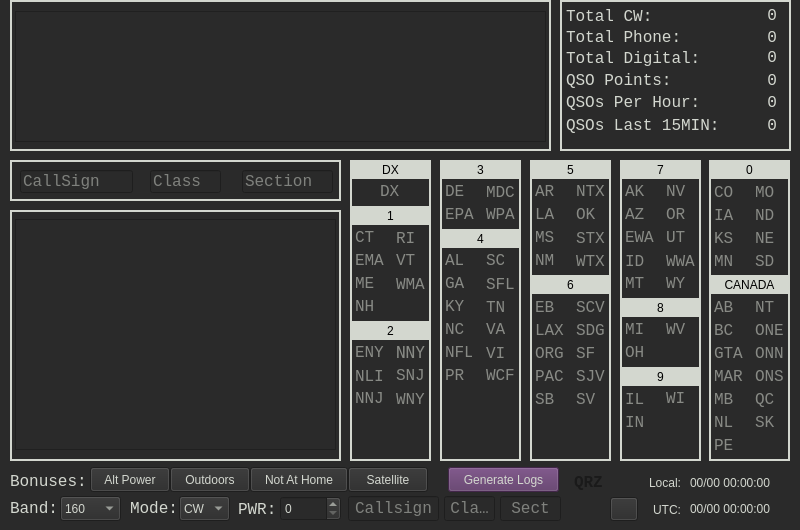
mbridak/WinterFieldDayLogger, file main.ui: the form before one commit.
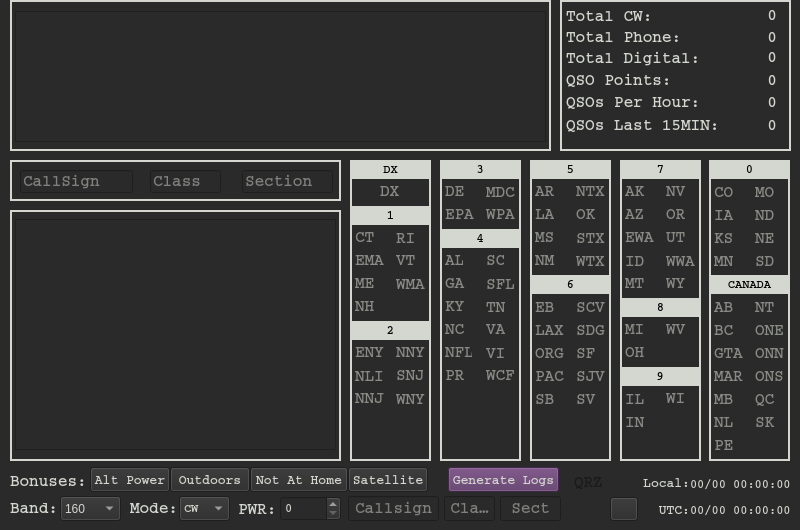
The form after the commit. Icons and pictures are not drawn.

Commit message: Changed Font to Courier since Windows Monospace fallback sucked.

```diff
--- a/main.ui
+++ b/main.ui
@@ -12,7 +12,7 @@
   </property>
   <property name="font">
    <font>
-    <family>Monospace</family>
+    <family>Courier</family>
     <pointsize>12</pointsize>
    </font>
   </property>
@@ -63,8 +63,11 @@
      </property>
      <property name="font">
       <font>
-       <family>Monospace</family>
+       <family>Courier</family>
        <pointsize>12</pointsize>
+       <weight>75</weight>
+       <bold>true</bold>
+       <kerning>true</kerning>
       </font>
      </property>
      <property name="text">
@@ -82,8 +85,10 @@
      </property>
      <property name="font">
       <font>
-       <family>Monospace</family>
+       <family>Courier</family>
        <pointsize>12</pointsize>
+       <weight>75</weight>
+       <bold>true</bold>
       </font>
      </property>
      <property name="text">
@@ -101,8 +106,10 @@
      </property>
      <property name="font">
       <font>
-       <family>Monospace</family>
+       <family>Courier</family>
        <pointsize>12</pointsize>
+       <weight>75</weight>
+       <bold>true</bold>
       </font>
      </property>
      <property name="text">
@@ -120,8 +127,10 @@
      </property>
      <property name="font">
       <font>
-       <family>Monospace</family>
+       <family>Courier</family>
        <pointsize>12</pointsize>
+       <weight>75</weight>
+       <bold>true</bold>
       </font>
      </property>
      <property name="text">
@@ -139,8 +148,10 @@
      </property>
      <property name="font">
       <font>
-       <family>Monospace</family>
+       <family>Courier</family>
        <pointsize>12</pointsize>
+       <weight>75</weight>
+       <bold>true</bold>
       </font>
      </property>
      <property name="text">
@@ -158,8 +169,10 @@
      </property>
      <property name="font">
       <font>
-       <family>Monospace</family>
+       <family>Courier</family>
        <pointsize>12</pointsize>
+       <weight>75</weight>
+       <bold>true</bold>
       </font>
      </property>
      <property name="text">
@@ -177,8 +190,10 @@
      </property>
      <property name="font">
       <font>
-       <family>Monospace</family>
+       <family>Courier</family>
        <pointsize>12</pointsize>
+       <weight>75</weight>
+       <bold>true</bold>
       </font>
      </property>
      <property name="text">
@@ -199,8 +214,10 @@
      </property>
      <property name="font">
       <font>
-       <family>Monospace</family>
+       <family>Courier</family>
        <pointsize>12</pointsize>
+       <weight>75</weight>
+       <bold>true</bold>
       </font>
      </property>
      <property name="text">
@@ -221,8 +238,10 @@
      </property>
      <property name="font">
       <font>
-       <family>Monospace</family>
+       <family>Courier</family>
        <pointsize>12</pointsize>
+       <weight>75</weight>
+       <bold>true</bold>
       </font>
      </property>
      <property name="text">
@@ -243,8 +262,10 @@
      </property>
      <property name="font">
       <font>
-       <family>Monospace</family>
+       <family>Courier</family>
        <pointsize>12</pointsize>
+       <weight>75</weight>
+       <bold>true</bold>
       </font>
      </property>
      <property name="text">
@@ -265,8 +286,10 @@
      </property>
      <property name="font">
       <font>
-       <family>Monospace</family>
+       <family>Courier</family>
        <pointsize>12</pointsize>
+       <weight>75</weight>
+       <bold>true</bold>
       </font>
      </property>
      <property name="text">
@@ -287,8 +310,10 @@
      </property>
      <property name="font">
       <font>
-       <family>Monospace</family>
+       <family>Courier</family>
        <pointsize>12</pointsize>
+       <weight>75</weight>
+       <bold>true</bold>
       </font>
      </property>
      <property name="text">
@@ -310,8 +335,10 @@
     </property>
     <property name="font">
      <font>
-      <family>Monospace</family>
+      <family>Courier</family>
       <pointsize>12</pointsize>
+      <weight>75</weight>
+      <bold>true</bold>
      </font>
     </property>
     <property name="frameShape">
@@ -331,8 +358,10 @@
      </property>
      <property name="font">
       <font>
-       <family>Monospace</family>
+       <family>Courier</family>
        <pointsize>12</pointsize>
+       <weight>75</weight>
+       <bold>true</bold>
       </font>
      </property>
      <property name="focusPolicy">
@@ -364,8 +393,10 @@
     </property>
     <property name="font">
      <font>
-      <family>Monospace</family>
+      <family>Courier</family>
       <pointsize>12</pointsize>
+      <weight>75</weight>
+      <bold>true</bold>
      </font>
     </property>
     <property name="frameShape">
@@ -385,8 +416,10 @@
      </property>
      <property name="font">
       <font>
-       <family>Monospace</family>
+       <family>Courier</family>
        <pointsize>12</pointsize>
+       <weight>75</weight>
+       <bold>true</bold>
       </font>
      </property>
      <property name="toolTip">
@@ -419,8 +452,10 @@
      </property>
      <property name="font">
       <font>
-       <family>Monospace</family>
+       <family>Courier</family>
        <pointsize>12</pointsize>
+       <weight>75</weight>
+       <bold>true</bold>
       </font>
      </property>
      <property name="placeholderText">
@@ -438,8 +473,10 @@
      </property>
      <property name="font">
       <font>
-       <family>Monospace</family>
+       <family>Courier</family>
        <pointsize>12</pointsize>
+       <weight>75</weight>
+       <bold>true</bold>
       </font>
      </property>
      <property name="placeholderText">
@@ -482,8 +519,10 @@
      </property>
      <property name="font">
       <font>
-       <family>Monospace</family>
+       <family>Courier</family>
        <pointsize>12</pointsize>
+       <weight>75</weight>
+       <bold>true</bold>
       </font>
      </property>
      <property name="focusPolicy">
@@ -524,6 +563,13 @@
        <height>19</height>
       </rect>
      </property>
+     <property name="font">
+      <font>
+       <family>Courier</family>
+       <weight>75</weight>
+       <bold>true</bold>
+      </font>
+     </property>
      <property name="styleSheet">
       <string notr="true">background-color: rgb(211, 215, 207);
 color: rgb(0, 0, 0);</string>
@@ -544,6 +590,13 @@
        <height>19</height>
       </rect>
      </property>
+     <property name="font">
+      <font>
+       <family>Courier</family>
+       <weight>75</weight>
+       <bold>true</bold>
+      </font>
+     </property>
      <property name="styleSheet">
       <string notr="true">background-color: rgb(211, 215, 207);
 color: rgb(0, 0, 0);</string>
@@ -566,8 +619,10 @@
      </property>
      <property name="font">
       <font>
-       <family>Monospace</family>
+       <family>Courier</family>
        <pointsize>12</pointsize>
+       <weight>75</weight>
+       <bold>true</bold>
       </font>
      </property>
      <property name="styleSheet">
@@ -588,8 +643,10 @@
      </property>
      <property name="font">
       <font>
-       <family>Monospace</family>
+       <family>Courier</family>
        <pointsize>12</pointsize>
+       <weight>75</weight>
+       <bold>true</bold>
       </font>
      </property>
      <property name="styleSheet">
@@ -610,8 +667,10 @@
      </property>
      <property name="font">
       <font>
-       <family>Monospace</family>
+       <family>Courier</family>
        <pointsize>12</pointsize>
+       <weight>75</weight>
+       <bold>true</bold>
       </font>
      </property>
      <property name="styleSheet">
@@ -632,8 +691,10 @@
      </property>
      <property name="font">
       <font>
-       <family>Monospace</family>
+       <family>Courier</family>
        <pointsize>12</pointsize>
+       <weight>75</weight>
+       <bold>true</bold>
       </font>
      </property>
      <property name="styleSheet">
@@ -654,8 +715,10 @@
      </property>
      <property name="font">
       <font>
-       <family>Monospace</family>
+       <family>Courier</family>
        <pointsize>12</pointsize>
+       <weight>75</weight>
+       <bold>true</bold>
       </font>
      </property>
      <property name="styleSheet">
@@ -676,8 +739,10 @@
      </property>
      <property name="font">
       <font>
-       <family>Monospace</family>
+       <family>Courier</family>
        <pointsize>12</pointsize>
+       <weight>75</weight>
+       <bold>true</bold>
       </font>
      </property>
      <property name="styleSheet">
@@ -698,8 +763,10 @@
      </property>
      <property name="font">
       <font>
-       <family>Monospace</family>
+       <family>Courier</family>
        <pointsize>12</pointsize>
+       <weight>75</weight>
+       <bold>true</bold>
       </font>
      </property>
      <property name="styleSheet">
@@ -720,8 +787,10 @@
      </property>
      <property name="font">
       <font>
-       <family>Monospace</family>
+       <family>Courier</family>
        <pointsize>12</pointsize>
+       <weight>75</weight>
+       <bold>true</bold>
       </font>
      </property>
      <property name="styleSheet">
@@ -742,8 +811,10 @@
      </property>
      <property name="font">
       <font>
-       <family>Monospace</family>
+       <family>Courier</family>
        <pointsize>12</pointsize>
+       <weight>75</weight>
+       <bold>true</bold>
       </font>
      </property>
      <property name="styleSheet">
@@ -764,8 +835,10 @@
      </property>
      <property name="font">
       <font>
-       <family>Monospace</family>
+       <family>Courier</family>
        <pointsize>12</pointsize>
+       <weight>75</weight>
+       <bold>true</bold>
       </font>
      </property>
      <property name="styleSheet">
@@ -786,8 +859,10 @@
      </property>
      <property name="font">
       <font>
-       <family>Monospace</family>
+       <family>Courier</family>
        <pointsize>12</pointsize>
+       <weight>75</weight>
+       <bold>true</bold>
       </font>
      </property>
      <property name="styleSheet">
@@ -808,8 +883,10 @@
      </property>
      <property name="font">
       <font>
-       <family>Monospace</family>
+       <family>Courier</family>
        <pointsize>12</pointsize>
+       <weight>75</weight>
+       <bold>true</bold>
       </font>
      </property>
      <property name="styleSheet">
@@ -830,8 +907,10 @@
      </property>
      <property name="font">
       <font>
-       <family>Monospace</family>
+       <family>Courier</family>
        <pointsize>12</pointsize>
+       <weight>75</weight>
+       <bold>true</bold>
       </font>
      </property>
      <property name="styleSheet">
@@ -852,8 +931,10 @@
      </property>
      <property name="font">
       <font>
-       <family>Monospace</family>
+       <family>Courier</family>
        <pointsize>12</pointsize>
+       <weight>75</weight>
+       <bold>true</bold>
       </font>
      </property>
      <property name="styleSheet">
@@ -874,8 +955,10 @@
      </property>
      <property name="font">
       <font>
-       <family>Monospace</family>
+       <family>Courier</family>
        <pointsize>12</pointsize>
+       <weight>75</weight>
+       <bold>true</bold>
       </font>
      </property>
      <property name="styleSheet">
@@ -896,8 +979,10 @@
      </property>
      <property name="font">
       <font>
-       <family>Monospace</family>
+       <family>Courier</family>
        <pointsize>12</pointsize>
+       <weight>75</weight>
+       <bold>true</bold>
       </font>
      </property>
      <property name="styleSheet">
@@ -918,8 +1003,10 @@
      </property>
      <property name="font">
       <font>
-       <family>Monospace</family>
+       <family>Courier</family>
        <pointsize>12</pointsize>
+       <weight>75</weight>
+       <bold>true</bold>
       </font>
      </property>
      <property name="styleSheet">
@@ -940,8 +1027,10 @@
      </property>
      <property name="font">
       <font>
-       <family>Monospace</family>
+       <family>Courier</family>
        <pointsize>12</pointsize>
+       <weight>75</weight>
+       <bold>true</bold>
       </font>
      </property>
      <property name="styleSheet">
@@ -962,8 +1051,10 @@
      </property>
      <property name="font">
       <font>
-       <family>Monospace</family>
+       <family>Courier</family>
        <pointsize>12</pointsize>
+       <weight>75</weight>
+       <bold>true</bold>
       </font>
      </property>
      <property name="styleSheet">
@@ -984,8 +1075,10 @@
      </property>
      <property name="font">
       <font>
-       <family>Monospace</family>
+       <family>Courier</family>
        <pointsize>12</pointsize>
+       <weight>75</weight>
+       <bold>true</bold>
       </font>
      </property>
      <property name="styleSheet">
@@ -1006,8 +1099,10 @@
      </property>
      <property name="font">
       <font>
-       <family>Monospace</family>
+       <family>Courier</family>
        <pointsize>12</pointsize>
+       <weight>75</weight>
+       <bold>true</bold>
       </font>
      </property>
      <property name="styleSheet">
@@ -1048,6 +1143,13 @@
        <height>19</height>
       </rect>
      </property>
+     <property name="font">
+      <font>
+       <family>Courier</family>
+       <weight>75</weight>
+       <bold>true</bold>
+      </font>
+     </property>
      <property name="styleSheet">
       <string notr="true">background-color: rgb(211, 215, 207);
 color: rgb(0, 0, 0);</string>
@@ -1068,6 +1170,13 @@
        <height>19</height>
       </rect>
      </property>
+     <property name="font">
+      <font>
+       <family>Courier</family>
+       <weight>75</weight>
+       <bold>true</bold>
+      </font>
+     </property>
      <property name="styleSheet">
       <string notr="true">background-color: rgb(211, 215, 207);
 color: rgb(0, 0, 0);</string>
@@ -1088,6 +1197,13 @@
        <height>19</height>
       </rect>
      </property>
+     <property name="font">
+      <font>
+       <family>Courier</family>
+       <weight>75</weight>
+       <bold>true</bold>
+      </font>
+     </property>
      <property name="styleSheet">
       <string notr="true">background-color: rgb(211, 215, 207);
 color: rgb(0, 0, 0);</string>
@@ -1110,8 +1226,10 @@
      </property>
      <property name="font">
       <font>
-       <family>Monospace</family>
+       <family>Courier</family>
        <pointsize>12</pointsize>
+       <weight>75</weight>
+       <bold>true</bold>
       </font>
      </property>
      <property name="styleSheet">
@@ -1132,8 +1250,10 @@
      </property>
      <property name="font">
       <font>
-       <family>Monospace</family>
+       <family>Courier</family>
        <pointsize>12</pointsize>
+       <weight>75</weight>
+       <bold>true</bold>
       </font>
      </property>
      <property name="styleSheet">
@@ -1154,8 +1274,10 @@
      </property>
      <property name="font">
       <font>
-       <family>Monospace</family>
+       <family>Courier</family>
        <pointsize>12</pointsize>
+       <weight>75</weight>
+       <bold>true</bold>
       </font>
      </property>
      <property name="styleSheet">
@@ -1176,8 +1298,10 @@
      </property>
      <property name="font">
       <font>
-       <family>Monospace</family>
+       <family>Courier</family>
        <pointsize>12</pointsize>
+       <weight>75</weight>
+       <bold>true</bold>
       </font>
      </property>
      <property name="styleSheet">
@@ -1198,8 +1322,10 @@
      </property>
      <property name="font">
       <font>
-       <family>Monospace</family>
+       <family>Courier</family>
        <pointsize>12</pointsize>
+       <weight>75</weight>
+       <bold>true</bold>
       </font>
      </property>
      <property name="styleSheet">
@@ -1220,8 +1346,10 @@
      </property>
      <property name="font">
       <font>
-       <family>Monospace</family>
+       <family>Courier</family>
        <pointsize>12</pointsize>
+       <weight>75</weight>
+       <bold>true</bold>
       </font>
      </property>
      <property name="styleSheet">
@@ -1242,8 +1370,10 @@
      </property>
      <property name="font">
       <font>
-       <family>Monospace</family>
+       <family>Courier</family>
        <pointsize>12</pointsize>
+       <weight>75</weight>
+       <bold>true</bold>
       </font>
      </property>
      <property name="styleSheet">
@@ -1264,8 +1394,10 @@
      </property>
      <property name="font">
       <font>
-       <family>Monospace</family>
+       <family>Courier</family>
        <pointsize>12</pointsize>
+       <weight>75</weight>
+       <bold>true</bold>
       </font>
      </property>
      <property name="styleSheet">
@@ -1286,8 +1418,10 @@
      </property>
      <property name="font">
       <font>
-       <family>Monospace</family>
+       <family>Courier</family>
        <pointsize>12</pointsize>
+       <weight>75</weight>
+       <bold>true</bold>
       </font>
      </property>
      <property name="styleSheet">
@@ -1308,8 +1442,10 @@
      </property>
      <property name="font">
       <font>
-       <family>Monospace</family>
+       <family>Courier</family>
        <pointsize>12</pointsize>
+       <weight>75</weight>
+       <bold>true</bold>
       </font>
      </property>
      <property name="styleSheet">
@@ -1330,8 +1466,10 @@
      </property>
      <property name="font">
       <font>
-       <family>Monospace</family>
+       <family>Courier</family>
        <pointsize>12</pointsize>
+       <weight>75</weight>
+       <bold>true</bold>
       </font>
      </property>
      <property name="styleSheet">
@@ -1352,8 +1490,10 @@
      </property>
      <property name="font">
       <font>
-       <family>Monospace</family>
+       <family>Courier</family>
        <pointsize>12</pointsize>
+       <weight>75</weight>
+       <bold>true</bold>
       </font>
      </property>
      <property name="styleSheet">
@@ -1374,8 +1514,10 @@
      </property>
      <property name="font">
       <font>
-       <family>Monospace</family>
+       <family>Courier</family>
        <pointsize>12</pointsize>
+       <weight>75</weight>
+       <bold>true</bold>
       </font>
      </property>
      <property name="styleSheet">
@@ -1396,8 +1538,10 @@
      </property>
      <property name="font">
       <font>
-       <family>Monospace</family>
+       <family>Courier</family>
        <pointsize>12</pointsize>
+       <weight>75</weight>
+       <bold>true</bold>
       </font>
      </property>
      <property name="styleSheet">
@@ -1418,8 +1562,10 @@
      </property>
      <property name="font">
       <font>
-       <family>Monospace</family>
+       <family>Courier</family>
        <pointsize>12</pointsize>
+       <weight>75</weight>
+       <bold>true</bold>
       </font>
      </property>
      <property name="styleSheet">
@@ -1440,8 +1586,10 @@
      </property>
      <property name="font">
       <font>
-       <family>Monospace</family>
+       <family>Courier</family>
        <pointsize>12</pointsize>
+       <weight>75</weight>
+       <bold>true</bold>
       </font>
      </property>
      <property name="styleSheet">
@@ -1482,6 +1630,13 @@
        <height>19</height>
       </rect>
      </property>
+     <property name="font">
+      <font>
+       <family>Courier</family>
+       <weight>75</weight>
+       <bold>true</bold>
+      </font>
+     </property>
      <property name="styleSheet">
       <string notr="true">background-color: rgb(211, 215, 207);
 color: rgb(0, 0, 0);</string>
@@ -1502,6 +1657,13 @@
        <height>19</height>
       </rect>
      </property>
+     <property name="font">
+      <font>
+       <family>Courier</family>
+       <weight>75</weight>
+       <bold>true</bold>
+      </font>
+     </property>
      <property name="styleSheet">
       <string notr="true">background-color: rgb(211, 215, 207);
 color: rgb(0, 0, 0);</string>
@@ -1524,8 +1686,10 @@
      </property>
      <property name="font">
       <font>
-       <family>Monospace</family>
+       <family>Courier</family>
        <pointsize>12</pointsize>
+       <weight>75</weight>
+       <bold>true</bold>
       </font>
      </property>
      <property name="styleSheet">
@@ -1546,8 +1710,10 @@
      </property>
      <property name="font">
       <font>
-       <family>Monospace</family>
+       <family>Courier</family>
        <pointsize>12</pointsize>
+       <weight>75</weight>
+       <bold>true</bold>
       </font>
      </property>
      <property name="styleSheet">
@@ -1568,8 +1734,10 @@
      </property>
      <property name="font">
       <font>
-       <family>Monospace</family>
+       <family>Courier</family>
        <pointsize>12</pointsize>
+       <weight>75</weight>
+       <bold>true</bold>
       </font>
      </property>
      <property name="styleSheet">
@@ -1590,8 +1758,10 @@
      </property>
      <property name="font">
       <font>
-       <family>Monospace</family>
+       <family>Courier</family>
        <pointsize>12</pointsize>
+       <weight>75</weight>
+       <bold>true</bold>
       </font>
      </property>
      <property name="styleSheet">
@@ -1612,8 +1782,10 @@
      </property>
      <property name="font">
       <font>
-       <family>Monospace</family>
+       <family>Courier</family>
        <pointsize>12</pointsize>
+       <weight>75</weight>
+       <bold>true</bold>
       </font>
      </property>
      <property name="styleSheet">
@@ -1634,8 +1806,10 @@
      </property>
      <property name="font">
       <font>
-       <family>Monospace</family>
+       <family>Courier</family>
        <pointsize>12</pointsize>
+       <weight>75</weight>
+       <bold>true</bold>
       </font>
      </property>
      <property name="styleSheet">
@@ -1656,8 +1830,10 @@
      </property>
      <property name="font">
       <font>
-       <family>Monospace</family>
+       <family>Courier</family>
        <pointsize>12</pointsize>
+       <weight>75</weight>
+       <bold>true</bold>
       </font>
      </property>
      <property name="styleSheet">
@@ -1678,8 +1854,10 @@
      </property>
      <property name="font">
       <font>
-       <family>Monospace</family>
+       <family>Courier</family>
        <pointsize>12</pointsize>
+       <weight>75</weight>
+       <bold>true</bold>
       </font>
      </property>
      <property name="styleSheet">
@@ -1700,8 +1878,10 @@
      </property>
      <property name="font">
       <font>
-       <family>Monospace</family>
+       <family>Courier</family>
        <pointsize>12</pointsize>
+       <weight>75</weight>
+       <bold>true</bold>
       </font>
      </property>
      <property name="styleSheet">
@@ -1722,8 +1902,10 @@
      </property>
      <property name="font">
       <font>
-       <family>Monospace</family>
+       <family>Courier</family>
        <pointsize>12</pointsize>
+       <weight>75</weight>
+       <bold>true</bold>
       </font>
      </property>
      <property name="styleSheet">
@@ -1744,8 +1926,10 @@
      </property>
      <property name="font">
       <font>
-       <family>Monospace</family>
+       <family>Courier</family>
        <pointsize>12</pointsize>
+       <weight>75</weight>
+       <bold>true</bold>
       </font>
      </property>
      <property name="styleSheet">
@@ -1766,8 +1950,10 @@
      </property>
      <property name="font">
       <font>
-       <family>Monospace</family>
+       <family>Courier</family>
        <pointsize>12</pointsize>
+       <weight>75</weight>
+       <bold>true</bold>
       </font>
      </property>
      <property name="styleSheet">
@@ -1788,8 +1974,10 @@
      </property>
      <property name="font">
       <font>
-       <family>Monospace</family>
+       <family>Courier</family>
        <pointsize>12</pointsize>
+       <weight>75</weight>
+       <bold>true</bold>
       </font>
      </property>
      <property name="styleSheet">
@@ -1810,8 +1998,10 @@
      </property>
      <property name="font">
       <font>
-       <family>Monospace</family>
+       <family>Courier</family>
        <pointsize>12</pointsize>
+       <weight>75</weight>
+       <bold>true</bold>
       </font>
      </property>
      <property name="styleSheet">
@@ -1832,8 +2022,10 @@
      </property>
      <property name="font">
       <font>
-       <family>Monospace</family>
+       <family>Courier</family>
        <pointsize>12</pointsize>
+       <weight>75</weight>
+       <bold>true</bold>
       </font>
      </property>
      <property name="styleSheet">
@@ -1854,8 +2046,10 @@
      </property>
      <property name="font">
       <font>
-       <family>Monospace</family>
+       <family>Courier</family>
        <pointsize>12</pointsize>
+       <weight>75</weight>
+       <bold>true</bold>
       </font>
      </property>
      <property name="styleSheet">
@@ -1876,8 +2070,10 @@
      </property>
      <property name="font">
       <font>
-       <family>Monospace</family>
+       <family>Courier</family>
        <pointsize>12</pointsize>
+       <weight>75</weight>
+       <bold>true</bold>
       </font>
      </property>
      <property name="styleSheet">
@@ -1898,8 +2094,10 @@
      </property>
      <property name="font">
       <font>
-       <family>Monospace</family>
+       <family>Courier</family>
        <pointsize>12</pointsize>
+       <weight>75</weight>
+       <bold>true</bold>
       </font>
      </property>
      <property name="styleSheet">
@@ -1940,6 +2138,13 @@
        <height>19</height>
       </rect>
      </property>
+     <property name="font">
+      <font>
+       <family>Courier</family>
+       <weight>75</weight>
+       <bold>true</bold>
+      </font>
+     </property>
      <property name="styleSheet">
       <string notr="true">background-color: rgb(211, 215, 207);
 color: rgb(0, 0, 0);</string>
@@ -1960,6 +2165,13 @@
        <height>19</height>
       </rect>
      </property>
+     <property name="font">
+      <font>
+       <family>Courier</family>
+       <weight>75</weight>
+       <bold>true</bold>
+      </font>
+     </property>
      <property name="styleSheet">
       <string notr="true">background-color: rgb(211, 215, 207);
 color: rgb(0, 0, 0);</string>
@@ -1982,8 +2194,10 @@
      </property>
      <property name="font">
       <font>
-       <family>Monospace</family>
+       <family>Courier</family>
        <pointsize>12</pointsize>
+       <weight>75</weight>
+       <bold>true</bold>
       </font>
      </property>
      <property name="styleSheet">
@@ -2004,8 +2218,10 @@
      </property>
      <property name="font">
       <font>
-       <family>Monospace</family>
+       <family>Courier</family>
        <pointsize>12</pointsize>
+       <weight>75</weight>
+       <bold>true</bold>
       </font>
      </property>
      <property name="styleSheet">
@@ -2026,8 +2242,10 @@
      </property>
      <property name="font">
       <font>
-       <family>Monospace</family>
+       <family>Courier</family>
        <pointsize>12</pointsize>
+       <weight>75</weight>
+       <bold>true</bold>
       </font>
      </property>
      <property name="styleSheet">
@@ -2048,8 +2266,10 @@
      </property>
      <property name="font">
       <font>
-       <family>Monospace</family>
+       <family>Courier</family>
        <pointsize>12</pointsize>
+       <weight>75</weight>
+       <bold>true</bold>
       </font>
      </property>
      <property name="styleSheet">
@@ -2070,8 +2290,10 @@
      </property>
      <property name="font">
       <font>
-       <family>Monospace</family>
+       <family>Courier</family>
        <pointsize>12</pointsize>
+       <weight>75</weight>
+       <bold>true</bold>
       </font>
      </property>
      <property name="styleSheet">
@@ -2092,8 +2314,10 @@
      </property>
      <property name="font">
       <font>
-       <family>Monospace</family>
+       <family>Courier</family>
        <pointsize>12</pointsize>
+       <weight>75</weight>
+       <bold>true</bold>
       </font>
      </property>
      <property name="styleSheet">
@@ -2114,8 +2338,10 @@
      </property>
      <property name="font">
       <font>
-       <family>Monospace</family>
+       <family>Courier</family>
        <pointsize>12</pointsize>
+       <weight>75</weight>
+       <bold>true</bold>
       </font>
      </property>
      <property name="styleSheet">
@@ -2136,8 +2362,10 @@
      </property>
      <property name="font">
       <font>
-       <family>Monospace</family>
+       <family>Courier</family>
        <pointsize>12</pointsize>
+       <weight>75</weight>
+       <bold>true</bold>
       </font>
      </property>
      <property name="styleSheet">
@@ -2158,8 +2386,10 @@
      </property>
      <property name="font">
       <font>
-       <family>Monospace</family>
+       <family>Courier</family>
        <pointsize>12</pointsize>
+       <weight>75</weight>
+       <bold>true</bold>
       </font>
      </property>
      <property name="styleSheet">
@@ -2180,8 +2410,10 @@
      </property>
      <property name="font">
       <font>
-       <family>Monospace</family>
+       <family>Courier</family>
        <pointsize>12</pointsize>
+       <weight>75</weight>
+       <bold>true</bold>
       </font>
      </property>
      <property name="styleSheet">
@@ -2202,8 +2434,10 @@
      </property>
      <property name="font">
       <font>
-       <family>Monospace</family>
+       <family>Courier</family>
        <pointsize>12</pointsize>
+       <weight>75</weight>
+       <bold>true</bold>
       </font>
      </property>
      <property name="styleSheet">
@@ -2224,8 +2458,10 @@
      </property>
      <property name="font">
       <font>
-       <family>Monospace</family>
+       <family>Courier</family>
        <pointsize>12</pointsize>
+       <weight>75</weight>
+       <bold>true</bold>
       </font>
      </property>
      <property name="styleSheet">
@@ -2246,8 +2482,10 @@
      </property>
      <property name="font">
       <font>
-       <family>Monospace</family>
+       <family>Courier</family>
        <pointsize>12</pointsize>
+       <weight>75</weight>
+       <bold>true</bold>
       </font>
      </property>
      <property name="styleSheet">
@@ -2268,8 +2506,10 @@
      </property>
      <property name="font">
       <font>
-       <family>Monospace</family>
+       <family>Courier</family>
        <pointsize>12</pointsize>
+       <weight>75</weight>
+       <bold>true</bold>
       </font>
      </property>
      <property name="styleSheet">
@@ -2290,8 +2530,10 @@
      </property>
      <property name="font">
       <font>
-       <family>Monospace</family>
+       <family>Courier</family>
        <pointsize>12</pointsize>
+       <weight>75</weight>
+       <bold>true</bold>
       </font>
      </property>
      <property name="styleSheet">
@@ -2312,8 +2554,10 @@
      </property>
      <property name="font">
       <font>
-       <family>Monospace</family>
+       <family>Courier</family>
        <pointsize>12</pointsize>
+       <weight>75</weight>
+       <bold>true</bold>
       </font>
      </property>
      <property name="styleSheet">
@@ -2354,6 +2598,13 @@
        <height>19</height>
       </rect>
      </property>
+     <property name="font">
+      <font>
+       <family>Courier</family>
+       <weight>75</weight>
+       <bold>true</bold>
+      </font>
+     </property>
      <property name="styleSheet">
       <string notr="true">background-color: rgb(211, 215, 207);
 color: rgb(0, 0, 0);</string>
@@ -2374,6 +2625,13 @@
        <height>19</height>
       </rect>
      </property>
+     <property name="font">
+      <font>
+       <family>Courier</family>
+       <weight>75</weight>
+       <bold>true</bold>
+      </font>
+     </property>
      <property name="styleSheet">
       <string notr="true">background-color: rgb(211, 215, 207);
 color: rgb(0, 0, 0);</string>
@@ -2394,6 +2652,13 @@
        <height>19</height>
       </rect>
      </property>
+     <property name="font">
+      <font>
+       <family>Courier</family>
+       <weight>75</weight>
+       <bold>true</bold>
+      </font>
+     </property>
      <property name="styleSheet">
       <string notr="true">background-color: rgb(211, 215, 207);
 color: rgb(0, 0, 0);</string>
@@ -2416,8 +2681,10 @@
      </property>
      <property name="font">
       <font>
-       <family>Monospace</family>
+       <family>Courier</family>
        <pointsize>12</pointsize>
+       <weight>75</weight>
+       <bold>true</bold>
       </font>
      </property>
      <property name="styleSheet">
@@ -2438,8 +2705,10 @@
      </property>
      <property name="font">
       <font>
-       <family>Monospace</family>
+       <family>Courier</family>
        <pointsize>12</pointsize>
+       <weight>75</weight>
+       <bold>true</bold>
       </font>
      </property>
      <property name="styleSheet">
@@ -2460,8 +2729,10 @@
      </property>
      <property name="font">
       <font>
-       <family>Monospace</family>
+       <family>Courier</family>
        <pointsize>12</pointsize>
+       <weight>75</weight>
+       <bold>true</bold>
       </font>
      </property>
      <property name="styleSheet">
@@ -2482,8 +2753,10 @@
      </property>
      <property name="font">
       <font>
-       <family>Monospace</family>
+       <family>Courier</family>
        <pointsize>12</pointsize>
+       <weight>75</weight>
+       <bold>true</bold>
       </font>
      </property>
      <property name="styleSheet">
@@ -2504,8 +2777,10 @@
      </property>
      <property name="font">
       <font>
-       <family>Monospace</family>
+       <family>Courier</family>
        <pointsize>12</pointsize>
+       <weight>75</weight>
+       <bold>true</bold>
       </font>
      </property>
      <property name="styleSheet">
@@ -2526,8 +2801,10 @@
      </property>
      <property name="font">
       <font>
-       <family>Monospace</family>
+       <family>Courier</family>
        <pointsize>12</pointsize>
+       <weight>75</weight>
+       <bold>true</bold>
       </font>
      </property>
      <property name="styleSheet">
@@ -2548,8 +2825,10 @@
      </property>
      <property name="font">
       <font>
-       <family>Monospace</family>
+       <family>Courier</family>
        <pointsize>12</pointsize>
+       <weight>75</weight>
+       <bold>true</bold>
       </font>
      </property>
      <property name="styleSheet">
@@ -2570,8 +2849,10 @@
      </property>
      <property name="font">
       <font>
-       <family>Monospace</family>
+       <family>Courier</family>
        <pointsize>12</pointsize>
+       <weight>75</weight>
+       <bold>true</bold>
       </font>
      </property>
      <property name="styleSheet">
@@ -2592,8 +2873,10 @@
      </property>
      <property name="font">
       <font>
-       <family>Monospace</family>
+       <family>Courier</family>
        <pointsize>12</pointsize>
+       <weight>75</weight>
+       <bold>true</bold>
       </font>
      </property>
      <property name="styleSheet">
@@ -2614,8 +2897,10 @@
      </property>
      <property name="font">
       <font>
-       <family>DejaVu Sans Mono</family>
+       <family>Courier</family>
        <pointsize>12</pointsize>
+       <weight>75</weight>
+       <bold>true</bold>
       </font>
      </property>
      <property name="styleSheet">
@@ -2636,8 +2921,10 @@
      </property>
      <property name="font">
       <font>
-       <family>Monospace</family>
+       <family>Courier</family>
        <pointsize>12</pointsize>
+       <weight>75</weight>
+       <bold>true</bold>
       </font>
      </property>
      <property name="styleSheet">
@@ -2658,8 +2945,10 @@
      </property>
      <property name="font">
       <font>
-       <family>Monospace</family>
+       <family>Courier</family>
        <pointsize>12</pointsize>
+       <weight>75</weight>
+       <bold>true</bold>
       </font>
      </property>
      <property name="styleSheet">
@@ -2680,8 +2969,10 @@
      </property>
      <property name="font">
       <font>
-       <family>Monospace</family>
+       <family>Courier</family>
        <pointsize>12</pointsize>
+       <weight>75</weight>
+       <bold>true</bold>
       </font>
      </property>
      <property name="styleSheet">
@@ -2702,8 +2993,10 @@
      </property>
      <property name="font">
       <font>
-       <family>Monospace</family>
+       <family>Courier</family>
        <pointsize>12</pointsize>
+       <weight>75</weight>
+       <bold>true</bold>
       </font>
      </property>
      <property name="styleSheet">
@@ -2725,8 +3018,10 @@
     </property>
     <property name="font">
      <font>
-      <family>Monospace</family>
+      <family>Courier</family>
       <pointsize>12</pointsize>
+      <weight>75</weight>
+      <bold>true</bold>
      </font>
     </property>
     <property name="text">
@@ -2744,8 +3039,10 @@
     </property>
     <property name="font">
      <font>
-      <family>Monospace</family>
+      <family>Courier</family>
       <pointsize>12</pointsize>
+      <weight>75</weight>
+      <bold>true</bold>
      </font>
     </property>
     <property name="text">
@@ -2816,8 +3113,10 @@
     </property>
     <property name="font">
      <font>
-      <family>Monospace</family>
+      <family>Courier</family>
       <pointsize>12</pointsize>
+      <weight>75</weight>
+      <bold>true</bold>
      </font>
     </property>
     <property name="text">
@@ -2833,6 +3132,13 @@
       <height>25</height>
      </rect>
     </property>
+    <property name="font">
+     <font>
+      <family>Courier</family>
+      <weight>75</weight>
+      <bold>true</bold>
+     </font>
+    </property>
     <property name="focusPolicy">
      <enum>Qt::NoFocus</enum>
     </property>
@@ -2855,12 +3161,20 @@
    <widget class="QLabel" name="label_7">
     <property name="geometry">
      <rect>
-      <x>640</x>
+      <x>649</x>
       <y>500</y>
       <width>41</width>
       <height>20</height>
      </rect>
     </property>
+    <property name="font">
+     <font>
+      <family>Courier</family>
+      <pointsize>10</pointsize>
+      <weight>75</weight>
+      <bold>true</bold>
+     </font>
+    </property>
     <property name="text">
      <string>UTC:</string>
     </property>
@@ -2871,12 +3185,20 @@
    <widget class="QLabel" name="label_8">
     <property name="geometry">
      <rect>
-      <x>640</x>
+      <x>639</x>
       <y>473</y>
-      <width>41</width>
+      <width>51</width>
       <height>20</height>
      </rect>
     </property>
+    <property name="font">
+     <font>
+      <family>Courier</family>
+      <pointsize>10</pointsize>
+      <weight>75</weight>
+      <bold>true</bold>
+     </font>
+    </property>
     <property name="text">
      <string>Local:</string>
     </property>
@@ -2888,11 +3210,18 @@
     <property name="geometry">
      <rect>
       <x>690</x>
-      <y>474</y>
+      <y>476</y>
       <width>101</width>
       <height>17</height>
      </rect>
     </property>
+    <property name="font">
+     <font>
+      <family>Courier</family>
+      <weight>75</weight>
+      <bold>true</bold>
+     </font>
+    </property>
     <property name="text">
      <string>00/00 00:00:00</string>
     </property>
@@ -2901,11 +3230,18 @@
     <property name="geometry">
      <rect>
       <x>690</x>
-      <y>500</y>
+      <y>502</y>
       <width>101</width>
       <height>17</height>
      </rect>
     </property>
+    <property name="font">
+     <font>
+      <family>Courier</family>
+      <weight>75</weight>
+      <bold>true</bold>
+     </font>
+    </property>
     <property name="text">
      <string>00/00 00:00:00</string>
     </property>
@@ -2919,6 +3255,14 @@
       <height>25</height>
      </rect>
     </property>
+    <property name="font">
+     <font>
+      <family>Courier</family>
+      <pointsize>10</pointsize>
+      <weight>75</weight>
+      <bold>true</bold>
+     </font>
+    </property>
     <property name="focusPolicy">
      <enum>Qt::NoFocus</enum>
     </property>
@@ -2935,6 +3279,14 @@
       <height>25</height>
      </rect>
     </property>
+    <property name="font">
+     <font>
+      <family>Courier</family>
+      <pointsize>10</pointsize>
+      <weight>75</weight>
+      <bold>true</bold>
+     </font>
+    </property>
     <property name="focusPolicy">
      <enum>Qt::NoFocus</enum>
     </property>
@@ -2951,6 +3303,14 @@
       <height>25</height>
      </rect>
     </property>
+    <property name="font">
+     <font>
+      <family>Courier</family>
+      <pointsize>10</pointsize>
+      <weight>75</weight>
+      <bold>true</bold>
+     </font>
+    </property>
     <property name="focusPolicy">
      <enum>Qt::NoFocus</enum>
     </property>
@@ -2967,6 +3327,14 @@
       <height>25</height>
      </rect>
     </property>
+    <property name="font">
+     <font>
+      <family>Courier</family>
+      <pointsize>10</pointsize>
+      <weight>75</weight>
+      <bold>true</bold>
+     </font>
+    </property>
     <property name="focusPolicy">
      <enum>Qt::NoFocus</enum>
     </property>
@@ -2985,8 +3353,10 @@
     </property>
     <property name="font">
      <font>
-      <family>Monospace</family>
+      <family>Courier</family>
       <pointsize>12</pointsize>
+      <weight>75</weight>
+      <bold>true</bold>
      </font>
     </property>
     <property name="focusPolicy">
@@ -3016,8 +3386,10 @@
     </property>
     <property name="font">
      <font>
-      <family>Monospace</family>
+      <family>Courier</family>
       <pointsize>12</pointsize>
+      <weight>75</weight>
+      <bold>true</bold>
      </font>
     </property>
     <property name="focusPolicy">
@@ -3047,8 +3419,10 @@
     </property>
     <property name="font">
      <font>
-      <family>Monospace</family>
+      <family>Courier</family>
       <pointsize>12</pointsize>
+      <weight>75</weight>
+      <bold>true</bold>
      </font>
     </property>
     <property name="focusPolicy">
@@ -3081,8 +3455,10 @@
     </property>
     <property name="font">
      <font>
-      <family>Monospace</family>
+      <family>Courier</family>
       <pointsize>12</pointsize>
+      <weight>75</weight>
+      <bold>true</bold>
      </font>
     </property>
     <property name="text">
@@ -3098,6 +3474,13 @@
       <height>25</height>
      </rect>
     </property>
+    <property name="font">
+     <font>
+      <family>Courier</family>
+      <weight>75</weight>
+      <bold>true</bold>
+     </font>
+    </property>
     <property name="focusPolicy">
      <enum>Qt::ClickFocus</enum>
     </property>
@@ -3117,6 +3500,14 @@
       <height>25</height>
      </rect>
     </property>
+    <property name="font">
+     <font>
+      <family>Courier</family>
+      <pointsize>10</pointsize>
+      <weight>75</weight>
+      <bold>true</bold>
+     </font>
+    </property>
     <property name="focusPolicy">
      <enum>Qt::NoFocus</enum>
     </property>
@@ -3136,6 +3527,13 @@
       <height>16</height>
      </rect>
     </property>
+    <property name="font">
+     <font>
+      <family>Courier</family>
+      <weight>75</weight>
+      <bold>true</bold>
+     </font>
+    </property>
     <property name="text">
      <string/>
     </property>
@@ -3154,7 +3552,7 @@
     </property>
     <property name="font">
      <font>
-      <family>Monospace</family>
+      <family>Courier</family>
       <pointsize>12</pointsize>
       <weight>75</weight>
       <bold>true</bold>
@@ -3192,6 +3590,13 @@
       <height>24</height>
      </rect>
     </property>
+    <property name="font">
+     <font>
+      <family>Courier</family>
+      <weight>75</weight>
+      <bold>true</bold>
+     </font>
+    </property>
     <property name="focusPolicy">
      <enum>Qt::NoFocus</enum>
     </property>
```
